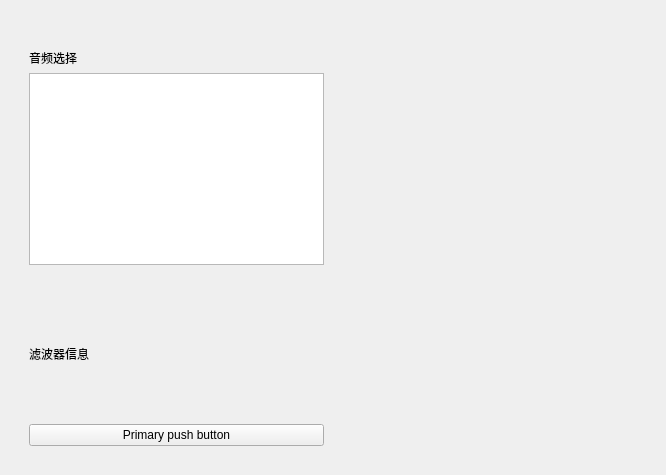
First picture: the form in ui/AudioFilterInterface.ui, repository Pigletzzz/SignalProcessing, before the edit.
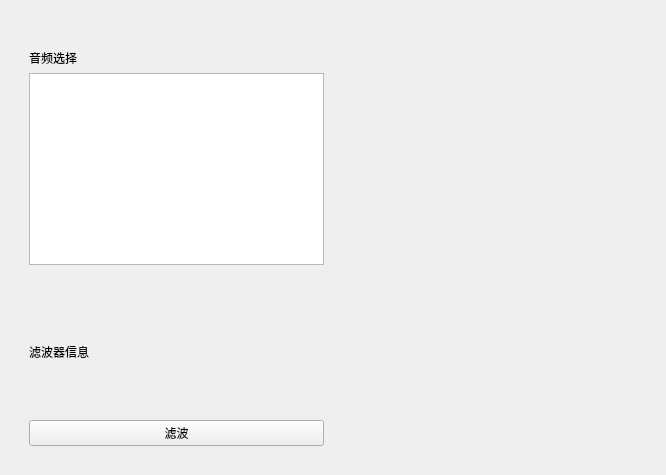
Second picture: the form after the edit. Custom widgets are drawn as their Qt base class.

Commit message: Feat: 完成音频文件在AudioFilter界面的显示

```diff
--- a/ui/AudioFilterInterface.ui
+++ b/ui/AudioFilterInterface.ui
@@ -10,6 +10,12 @@
        <height>475</height>
    </rect>
   </property>
+  <property name="sizePolicy">
+   <sizepolicy hsizetype="Preferred" vsizetype="Preferred">
+    <horstretch>0</horstretch>
+    <verstretch>0</verstretch>
+   </sizepolicy>
+  </property>
   <property name="windowTitle">
    <string>Form</string>
   </property>
@@ -73,7 +79,7 @@
                                 <item>
                                     <widget class="PrimaryPushButton" name="PrimaryPushButton">
                                         <property name="text">
-                                            <string>Primary push button</string>
+           <string>滤波</string>
                                         </property>
                                     </widget>
                                 </item>
```
Lines whose indentation alone changed are shown as unchanged. The commit also changes 5 other files.
